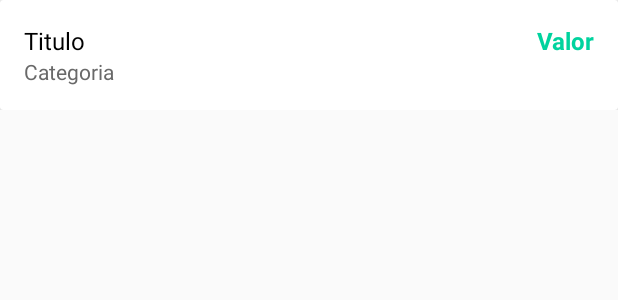
After one commit to FerreirinhaJean/cursoAndroid, an Android app: the layout adapter_movimentacao.xml on its own in the app's theme, with its tools: preview values and no code run, on a phone screen of 412 x 824 dp. The commit adds this screen. Shown: the top 300 px of the screen. Run offline under Robolectric (Android 15) with nearby library versions, the phone set to English and light mode, and no system bars.

Commit message:
App Organizze - Listagem de movimentos

```diff
--- a/AppOrganizze/app/src/main/java/com/example/organizzeclone/activity/MainActivity.java
+++ b/AppOrganizze/app/src/main/java/com/example/organizzeclone/activity/MainActivity.java
@@ -75,7 +75,7 @@ public class MainActivity extends IntroActivity {
 
     public void verificarUsuarioLogado() {
         autenticacao = ConfiguracaoFireBase.getFireBaseAutenticacao();
-        //autenticacao.signOut();
+        ///autenticacao.signOut();
         if (autenticacao.getCurrentUser() != null) {
             abrirTelaPrincipal();
         }
--- /dev/null
+++ b/AppOrganizze/app/src/main/res/layout/adapter_movimentacao.xml
@@ -0,0 +1,54 @@
+<?xml version="1.0" encoding="utf-8"?>
+<LinearLayout xmlns:android="http://schemas.android.com/apk/res/android"
+    xmlns:app="http://schemas.android.com/apk/res-auto"
+    android:layout_width="match_parent"
+    android:layout_height="wrap_content"
+    android:orientation="vertical">
+
+    <androidx.cardview.widget.CardView
+        android:layout_width="match_parent"
+        android:layout_height="wrap_content"
+        app:cardElevation="3dp">
+
+        <LinearLayout
+            android:layout_width="match_parent"
+            android:layout_height="wrap_content"
+            android:layout_margin="16dp"
+            android:orientation="vertical">
+
+            <LinearLayout
+                android:layout_width="match_parent"
+                android:layout_height="wrap_content"
+                android:orientation="horizontal">
+
+                <TextView
+                    android:id="@+id/tvAdapterTitulo"
+                    android:layout_width="wrap_content"
+                    android:layout_height="wrap_content"
+                    android:layout_weight="5"
+                    android:text="Titulo"
+                    android:textColor="@android:color/black"
+                    android:textSize="16sp" />
+
+                <TextView
+                    android:id="@+id/tvAdapterValor"
+                    android:layout_width="wrap_content"
+                    android:layout_height="wrap_content"
+                    android:layout_weight="1"
+                    android:gravity="end"
+                    android:text="Valor"
+                    android:textColor="@color/valor_adapter"
+                    android:textSize="16sp"
+                    android:textStyle="bold" />
+            </LinearLayout>
+
+            <TextView
+                android:id="@+id/tvAdapterCategoria"
+                android:layout_width="wrap_content"
+                android:layout_height="wrap_content"
+                android:layout_weight="5"
+                android:text="Categoria"
+                android:textColor="@color/categoria_adapter" />
+        </LinearLayout>
+    </androidx.cardview.widget.CardView>
+</LinearLayout>
--- a/AppOrganizze/app/src/main/res/values/colors.xml
+++ b/AppOrganizze/app/src/main/res/values/colors.xml
@@ -12,5 +12,7 @@
     <color name="colorPrimaryReceita">#00d39e</color>
     <color name="colorPrimaryDarkReceita">#00be8b</color>
     <color name="colorAccentReceita">#00d39e</color>
+    <color name="valor_adapter">#00D39E</color>
+    <color name="categoria_adapter">#696969</color>
 
 </resources>
```
Also changed, not shown: AppOrganizze/app/src/main/java/com/example/organizzeclone/activity/PrincipalActivity.java (+134 -23 lines), AppOrganizze/app/src/main/java/com/example/organizzeclone/adapter/adapterMovimentacao.java (added, +71 -0 lines).
